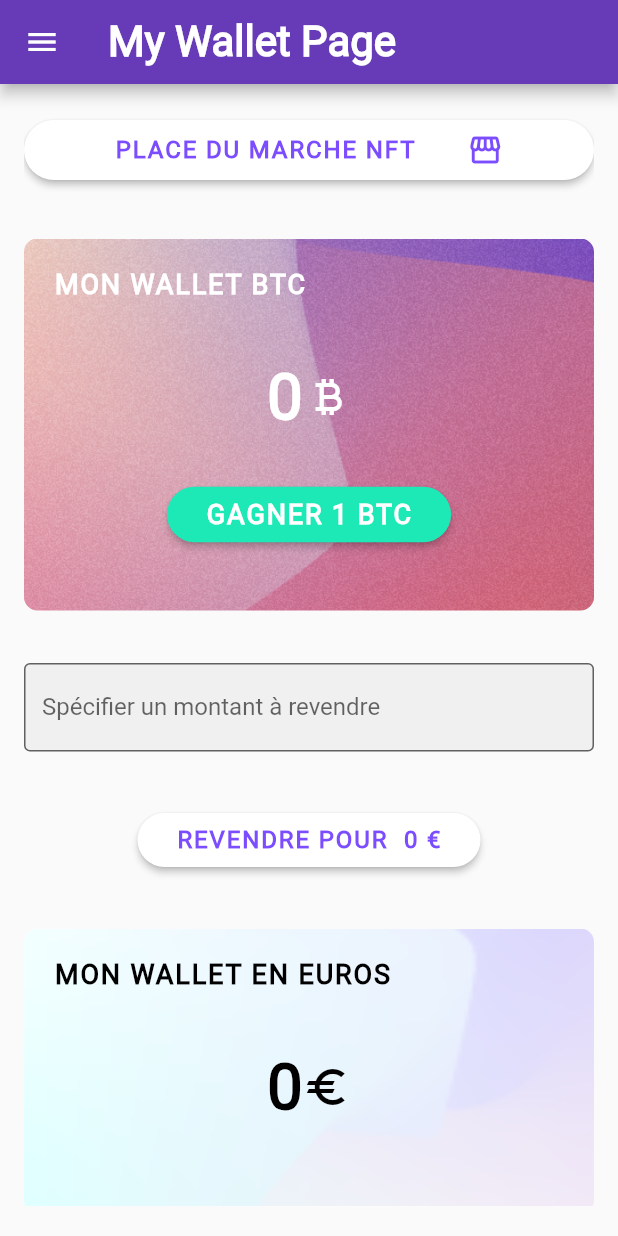
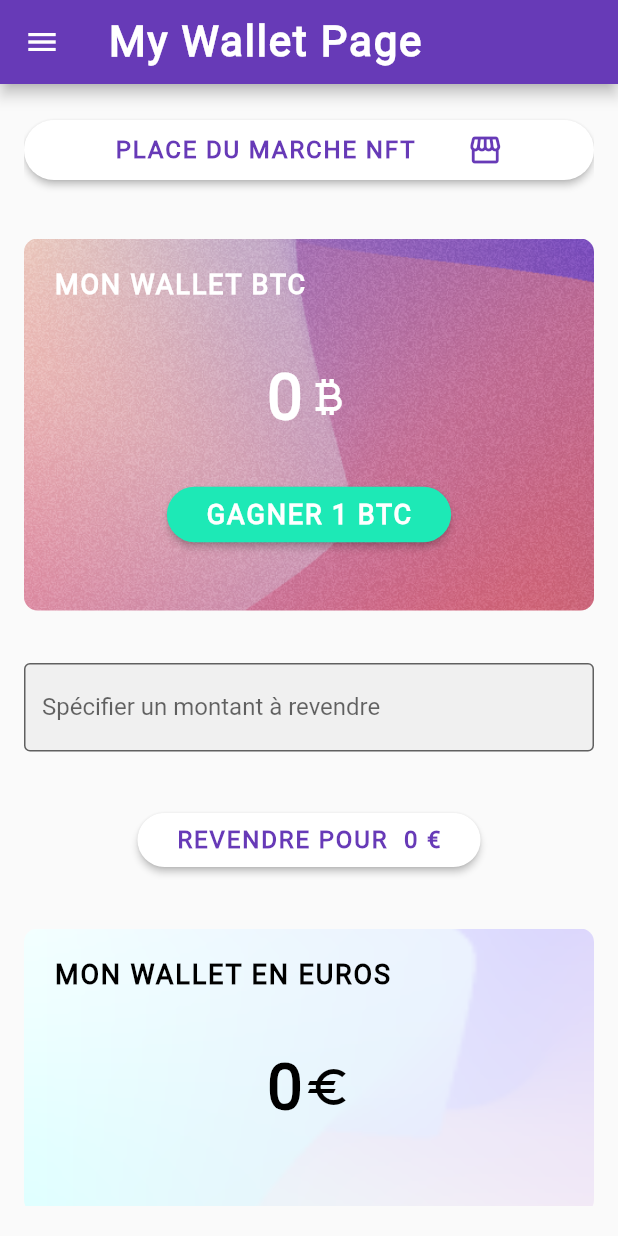
Before and after one commit to E-IckArt/nft_app_final, a Flutter app: the screen it shows after launch, after a tap on "PASSER", on a phone screen of 412 x 824 dp. Run offline on Flutter 3.47's test engine with Material 2 defaults, Android fonts, the phone set to English and light mode, and no system bars; our stand-ins replace google_fonts.

Commit message:
Use theme

```diff
--- a/lib/main.dart
+++ b/lib/main.dart
@@ -1,5 +1,4 @@
 import 'package:flutter/material.dart';
-import 'package:google_fonts/google_fonts.dart';
 import 'package:nft_app_final/app_wrapper.dart';
 
 import 'my_wallet_page.dart';
@@ -19,27 +18,30 @@ class MyApp extends StatelessWidget {
     return MaterialApp(
       title: 'Argent Facile NFT',
       theme: ThemeData(
-        brightness: Brightness.light,
-        primarySwatch: Colors.deepPurple,
-        primaryColor: Colors.deepPurple,
+        colorScheme: ColorScheme.fromSwatch().copyWith(
+          brightness: Brightness.light,
+          primary: Colors.deepPurple,
+          secondary: Colors.tealAccent ,
+          tertiary: Colors.white,
+        ),
+        splashColor: Colors.tealAccent,
         fontFamily: 'Roboto',
         textTheme: const TextTheme(
             displayLarge: TextStyle(
-                fontSize: 42, fontWeight: FontWeight.w900, color: Colors.black),
+                fontSize: 42, fontWeight: FontWeight.w900, letterSpacing: 1.25),
             titleLarge: TextStyle(
-                fontSize: 28, fontWeight: FontWeight.w900, color: Colors.black),
-          headlineLarge: TextStyle(
-                fontSize: 28, fontWeight: FontWeight.w900, color: Colors.black),
+                fontSize: 28, fontWeight: FontWeight.w900, letterSpacing: 1.25),
+            headlineLarge: TextStyle(
+                fontSize: 28, fontWeight: FontWeight.w900, letterSpacing: 1.25),
+            headlineMedium: TextStyle(
+                fontSize: 18, fontWeight: FontWeight.w900, letterSpacing: 1.25),
             bodySmall: TextStyle(
-                fontSize: 14, fontWeight: FontWeight.w400, color: Colors.black),
+                fontSize: 16, fontWeight: FontWeight.w400, letterSpacing: 1.25),
             bodyMedium: TextStyle(
-                fontSize: 18, fontWeight: FontWeight.w400, color: Colors.black,
-            ),
+                fontSize: 18, fontWeight: FontWeight.w400, letterSpacing: 1.25),
             bodyLarge: TextStyle(
-                fontSize: 24, fontWeight: FontWeight.w400, color: Colors.black,
-            ),
-      ),
-      ),
+                fontSize: 24, fontWeight: FontWeight.w400, letterSpacing: 1.25),
+      )),
       home: const OnboardingPager(),
       // home: const AppWrapper(),
     );
--- a/lib/my_wallet_page.dart
+++ b/lib/my_wallet_page.dart
@@ -96,15 +96,10 @@ class _MyWalletPageState extends State<MyWalletPage> {
                   vertical: 20.0, horizontal: 20.0),
               child: Column(
                 children: [
-                  const SizedBox(
+                  SizedBox(
                     width: double.infinity,
                     child: Text("MON WALLET EN EUROS",
-                        style: TextStyle(
-                          fontWeight: FontWeight.w900,
-                          fontSize: 18,
-                          letterSpacing: 1.25,
-                          color: Colors.black,
-                        ),
+                        style: Theme.of(context).textTheme.headlineMedium?.copyWith(color: Colors.black),
                         textAlign: TextAlign.start),
                   ),
                   const SizedBox(height: 40),
@@ -113,7 +108,7 @@ class _MyWalletPageState extends State<MyWalletPage> {
                     children: [
                       Text(
                         '$_amountEuro',
-                        style: Theme.of(context).textTheme.displayLarge,
+                        style: Theme.of(context).textTheme.displayLarge?.copyWith(color: Colors.black),
                       ),
                       const Icon(
                         Icons.euro,
@@ -138,13 +133,13 @@ class _MyWalletPageState extends State<MyWalletPage> {
               },
               shape: const RoundedRectangleBorder(
                   borderRadius: BorderRadius.all(Radius.circular(35))),
-              textColor: Colors.deepPurpleAccent,
-              color: Colors.white,
+              textColor: Theme.of(context).colorScheme.primary,
+              color: Theme.of(context).colorScheme.tertiary,
               child: Padding(
-                padding: EdgeInsets.symmetric(horizontal: 10, vertical: 8),
+                padding: const EdgeInsets.symmetric(horizontal: 10, vertical: 8),
                 child: Text(
                   'REVENDRE POUR  $_calculatedAmount €',
-                  style: TextStyle(
+                  style: const TextStyle(
                     fontWeight: FontWeight.bold,
                     fontSize: 16,
                     letterSpacing: 1.25,
@@ -190,15 +185,10 @@ class _MyWalletPageState extends State<MyWalletPage> {
         padding: const EdgeInsets.symmetric(vertical: 20.0, horizontal: 20.0),
         child: Column(
           children: [
-            const SizedBox(
+            SizedBox(
               width: double.infinity,
               child: Text("MON WALLET BTC",
-                  style: TextStyle(
-                    fontWeight: FontWeight.w900,
-                    fontSize: 18,
-                    letterSpacing: 1.25,
-                    color: Colors.white,
-                  ),
+                  style: Theme.of(context).textTheme.headlineMedium?.copyWith(color: Theme.of(context).colorScheme.tertiary),
                   textAlign: TextAlign.start),
             ),
             const SizedBox(height: 40),
@@ -207,15 +197,11 @@ class _MyWalletPageState extends State<MyWalletPage> {
               children: [
                 Text(
                   '$_amountBtc',
-                  style: const TextStyle(
-                      fontWeight: FontWeight.w900,
-                      fontSize: 42,
-                      letterSpacing: 1.25,
-                      color: Colors.white),
+                  style: Theme.of(context).textTheme.displayLarge?.copyWith(color: Theme.of(context).colorScheme.tertiary),
                 ),
-                const Icon(
+                Icon(
                   Icons.currency_bitcoin,
-                  color: Colors.white,
+                  color: Theme.of(context).colorScheme.tertiary,
                   size: 32,
                 )
               ],
@@ -230,15 +216,11 @@ class _MyWalletPageState extends State<MyWalletPage> {
               textColor: Colors.white,
               color: Colors.tealAccent[400],
               height: 36,
-              child: const Padding(
-                padding: EdgeInsets.symmetric(horizontal: 10, vertical: 8),
+              child: Padding(
+                padding: const EdgeInsets.symmetric(horizontal: 10, vertical: 8),
                 child: Text(
                   'GAGNER 1 BTC',
-                  style: TextStyle(
-                    fontWeight: FontWeight.w900,
-                    fontSize: 18,
-                    letterSpacing: 1.25,
-                  ),
+                  style: Theme.of(context).textTheme.headlineMedium?.copyWith(color: Theme.of(context).colorScheme.tertiary),
                 ),
               ),
             ),
@@ -256,8 +238,8 @@ class _MyWalletPageState extends State<MyWalletPage> {
       },
       shape: const RoundedRectangleBorder(
           borderRadius: BorderRadius.all(Radius.circular(35))),
-      textColor: Colors.deepPurpleAccent,
-      color: Colors.white,
+      textColor: Theme.of(context).colorScheme.primary,
+      color: Theme.of(context).colorScheme.tertiary,
       child: Padding(
         padding: const EdgeInsets.symmetric(horizontal: 10, vertical: 8),
         child: Row(
@@ -284,15 +266,12 @@ class _MyWalletPageState extends State<MyWalletPage> {
         // Important: Remove any padding from the ListView.
         padding: EdgeInsets.zero,
         children: [
-          const DrawerHeader(
+           DrawerHeader(
             decoration: BoxDecoration(
-              color: Colors.deepPurple,
+              color: Theme.of(context).colorScheme.primary,
             ),
             child: Text('Argent Facile NFT',
-                style: TextStyle(
-                    color: Colors.white,
-                    fontSize: 24,
-                    fontWeight: FontWeight.bold)),
+              style: Theme.of(context).textTheme.bodyLarge?.copyWith(color: Theme.of(context).colorScheme.tertiary),),
           ),
           ListTile(
             title: const Text('Item 1'),
--- a/lib/page_1.dart
+++ b/lib/page_1.dart
@@ -49,7 +49,7 @@ class Page1 extends StatelessWidget {
               Text(
                   "La plus grand place de marché au monde pour les NFTs (Non-fungible Tokens) où vous pourrez faire les meilleurs affaires.",
                   textAlign: TextAlign.center,
-                  style: Theme.of(context).textTheme.bodyText2),
+                  style: Theme.of(context).textTheme.bodySmall),
               const SizedBox(height: 34),
               Row(children: [
                 TextButton(
@@ -77,8 +77,8 @@ class Page1 extends StatelessWidget {
                   },
                   shape: const RoundedRectangleBorder(
                       borderRadius: BorderRadius.all(Radius.circular(35))),
-                  textColor: Colors.white,
-                  color: Colors.tealAccent[200],
+                  textColor: Theme.of(context).colorScheme.tertiary,
+                  color: Theme.of(context).colorScheme.secondary,
                   child: const Padding(
                     padding:
                         EdgeInsets.symmetric(horizontal: 10, vertical: 8),
--- a/lib/page_2.dart
+++ b/lib/page_2.dart
@@ -67,7 +67,7 @@ class Page2 extends StatelessWidget {
                   child: Text(
                       "Vous posséderez un identifiant unique sur la blockchain qui pourra renvoyer (ou non) vers un JPEG hébergé sur un serveur qui sera certainement fermé dans quelques années.",
                       textAlign: TextAlign.justify,
-                      style: Theme.of(context).textTheme.bodyText2),
+                      style: Theme.of(context).textTheme.bodySmall),
                 ),
                 const SizedBox(
                   height: 75,
@@ -97,8 +97,8 @@ class Page2 extends StatelessWidget {
                         },
                         shape: const RoundedRectangleBorder(
                             borderRadius: BorderRadius.all(Radius.circular(35))),
-                        textColor: Colors.white,
-                        color: Colors.tealAccent[200],
+                        textColor: Theme.of(context).colorScheme.tertiary,
+                        color: Theme.of(context).colorScheme.secondary,
                         child: const Padding(
                           padding: EdgeInsets.symmetric(horizontal: 10, vertical: 8),
                           child: Icon(Icons.arrow_forward),
--- a/lib/page_3.dart
+++ b/lib/page_3.dart
@@ -140,8 +140,8 @@ class Page3 extends StatelessWidget {
                     },
                     shape: const RoundedRectangleBorder(
                         borderRadius: BorderRadius.all(Radius.circular(35))),
-                    textColor: Colors.white,
-                    color: Colors.tealAccent[200],
+                    textColor: Theme.of(context).colorScheme.tertiary,
+                    color: Theme.of(context).colorScheme.secondary,
                     child: const Padding(
                       padding:
                           EdgeInsets.symmetric(horizontal: 10, vertical: 0),
```
